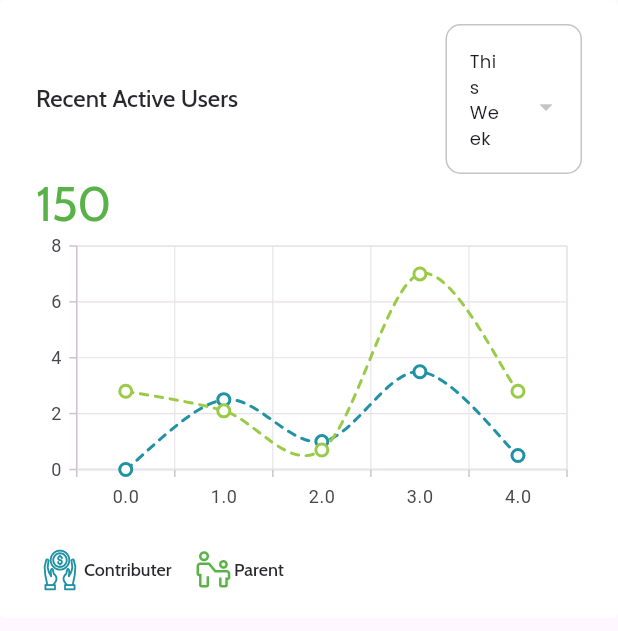
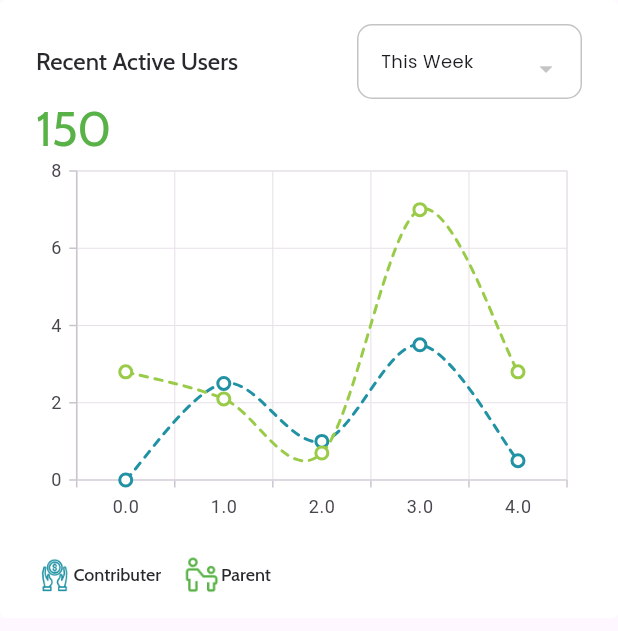
Before and after one commit to CentricTechInc/growup_admin, a Flutter app: the ActiveUserChartWidget widget shown alone on an empty page, opened directly, on a phone screen of 412 x 824 dp. Shown: the top 631 px of the screen. Run offline on Flutter 3.47's test engine with Material 3 defaults, Android fonts, the phone set to English and light mode, and no system bars; drawn by our look-alikes of dropdown_search; our stand-ins replace get, go_router, pin_code_fields, shared_preferences, sizer, syncfusion_flutter_charts and 1 more; missing offline and left inert: pager; accounts and stored records are empty.

Commit message:
changes in sizing

```diff
--- a/lib/presentation/dashboard/views/components/active_user__chart_widget.dart
+++ b/lib/presentation/dashboard/views/components/active_user__chart_widget.dart
@@ -17,8 +17,9 @@ class ActiveUserChartWidget extends StatelessWidget {
       legend: Row(
         children: [
           Image.asset(
+            height: 25,
+            width: 25,
             Assets.userContributiorIcon,
-            scale: 1.5,
             color: AppColors.secondary,
           ),
           const CommonText(
@@ -28,8 +29,9 @@ class ActiveUserChartWidget extends StatelessWidget {
           ),
           const HorizontalSpacing(15),
           Image.asset(
+            height: 25,
+            width: 25,
             Assets.userParentIcon,
-            scale: 1.5,
             color: AppColors.primary,
           ),
           const CommonText(
@@ -39,7 +41,6 @@ class ActiveUserChartWidget extends StatelessWidget {
           ),
         ],
       ),
-      child: Expanded(
       child: SfCartesianChart(
         primaryXAxis: const CategoryAxis(),
         primaryYAxis: const NumericAxis(),
@@ -89,7 +90,6 @@ class ActiveUserChartWidget extends StatelessWidget {
           ),
         ],
       ),
-      ),
     );
   }
 }
--- a/lib/presentation/dashboard/views/components/common_chart_widget.dart
+++ b/lib/presentation/dashboard/views/components/common_chart_widget.dart
@@ -33,15 +33,16 @@ class CommonChartWidget extends StatelessWidget {
           Row(
             children: [
               Expanded(
-                flex: 2,
                 child: CommonText(
                   text: title,
                   weight: FontWeight.w500,
                   fontSize: 16,
+                  textOverflow: TextOverflow.ellipsis,
+                  maxLines: 2,
                 ),
               ),
-              const Spacer(),
-              Expanded(
+              SizedBox(
+                width: 150,
                 child: CommonDropDownWidget(
                   selectedItem: 'This Week',
                   onChanged: (value) {},
@@ -56,9 +57,7 @@ class CommonChartWidget extends StatelessWidget {
             weight: FontWeight.w400,
             color: AppColors.primary,
           ),
-          Expanded(
-            child: child,
-          ),
+          Expanded(child: child),
           if (legend != null) const VerticalSpacing(15),
           legend ?? const SizedBox(),
         ],
--- a/lib/presentation/dashboard/views/components/top_gifting_chart_widget.dart
+++ b/lib/presentation/dashboard/views/components/top_gifting_chart_widget.dart
@@ -9,11 +9,8 @@ class TopGiftingChartWidget extends StatelessWidget {
   @override
   Widget build(BuildContext context) {
     return CommonChartWidget(
-
         title: 'Top Giftings',
         totalStats: '5,000.00',
-
-        child: Expanded(
         child: SfCircularChart(
           legend: const Legend(isVisible: true),
           series: <PieSeries<int, double>>[
@@ -48,7 +45,6 @@ class TopGiftingChartWidget extends StatelessWidget {
               ),
             ),
           ],
-      ),
         ));
   }
 }
```
Also changed, not shown: lib/presentation/dashboard/views/components/dashboard_stats_bar_widget.dart (+10 -9 lines), lib/presentation/dashboard/views/desktop/dashboard_page.dart (+23 -9 lines). Lines whose indentation alone changed are shown as unchanged.
